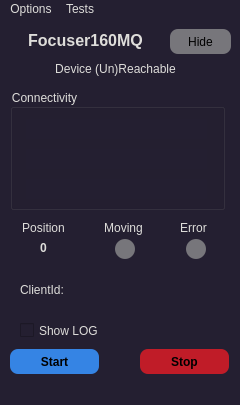
This is assets/main.ui in ramonefoster/HostFocuser160 as Qt 5 draws it before an edit. The edited form follows.
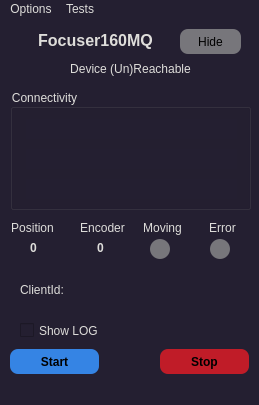
This is the edited form.

Commit message: added label for encoder

What changed in the file:
```diff
--- a/assets/main.ui
+++ b/assets/main.ui
@@ -6,7 +6,7 @@
    <rect>
     <x>0</x>
     <y>0</y>
-    <width>240</width>
+    <width>259</width>
     <height>405</height>
    </rect>
   </property>
@@ -43,7 +43,7 @@
    <widget class="QPushButton" name="btnStop">
     <property name="geometry">
      <rect>
-      <x>140</x>
+      <x>160</x>
       <y>330</y>
       <width>89</width>
       <height>25</height>
@@ -68,7 +68,7 @@
      <rect>
       <x>20</x>
       <y>300</y>
-      <width>201</width>
+      <width>221</width>
       <height>23</height>
      </rect>
     </property>
@@ -82,7 +82,7 @@
    <widget class="QPushButton" name="btnHide">
     <property name="geometry">
      <rect>
-      <x>170</x>
+      <x>180</x>
       <y>10</y>
       <width>61</width>
       <height>25</height>
@@ -102,7 +102,7 @@
    <widget class="QLabel" name="label">
     <property name="geometry">
      <rect>
-      <x>10</x>
+      <x>20</x>
       <y>6</y>
       <width>151</width>
       <height>31</height>
@@ -130,7 +130,7 @@
      <rect>
       <x>10</x>
       <y>70</y>
-      <width>215</width>
+      <width>241</width>
       <height>121</height>
      </rect>
     </property>
@@ -145,7 +145,7 @@
       <rect>
        <x>16</x>
        <y>30</y>
-       <width>181</width>
+       <width>211</width>
        <height>20</height>
       </rect>
      </property>
@@ -167,7 +167,7 @@
       <rect>
        <x>16</x>
        <y>60</y>
-       <width>181</width>
+       <width>211</width>
        <height>20</height>
       </rect>
      </property>
@@ -189,7 +189,7 @@
       <rect>
        <x>16</x>
        <y>90</y>
-       <width>181</width>
+       <width>211</width>
        <height>20</height>
       </rect>
      </property>
@@ -210,9 +210,9 @@
    <widget class="QLabel" name="label_2">
     <property name="geometry">
      <rect>
-      <x>10</x>
+      <x>0</x>
       <y>200</y>
-      <width>67</width>
+      <width>65</width>
       <height>17</height>
      </rect>
     </property>
@@ -229,9 +229,9 @@
    <widget class="QLabel" name="label_3">
     <property name="geometry">
      <rect>
-      <x>90</x>
+      <x>130</x>
       <y>200</y>
-      <width>67</width>
+      <width>65</width>
       <height>17</height>
      </rect>
     </property>
@@ -248,9 +248,9 @@
    <widget class="QLabel" name="label_4">
     <property name="geometry">
      <rect>
-      <x>160</x>
+      <x>190</x>
       <y>200</y>
-      <width>67</width>
+      <width>65</width>
       <height>17</height>
      </rect>
     </property>
@@ -267,7 +267,7 @@
    <widget class="QLabel" name="lblPos">
     <property name="geometry">
      <rect>
-      <x>10</x>
+      <x>0</x>
       <y>220</y>
       <width>67</width>
       <height>17</height>
@@ -292,7 +292,7 @@
    <widget class="QLabel" name="lblMov">
     <property name="geometry">
      <rect>
-      <x>115</x>
+      <x>150</x>
       <y>220</y>
       <width>20</width>
       <height>20</height>
@@ -312,7 +312,7 @@
    <widget class="QLabel" name="lblErr">
     <property name="geometry">
      <rect>
-      <x>186</x>
+      <x>210</x>
       <y>220</y>
       <width>20</width>
       <height>20</height>
@@ -332,9 +332,9 @@
    <widget class="QLabel" name="lblPing">
     <property name="geometry">
      <rect>
-      <x>20</x>
+      <x>30</x>
       <y>40</y>
-      <width>191</width>
+      <width>201</width>
       <height>20</height>
      </rect>
     </property>
@@ -372,7 +372,7 @@
      <rect>
       <x>100</x>
       <y>260</y>
-      <width>113</width>
+      <width>141</width>
       <height>25</height>
      </rect>
     </property>
@@ -398,14 +398,58 @@
      <bool>true</bool>
     </property>
    </widget>
+   <widget class="QLabel" name="lblEnc">
+    <property name="geometry">
+     <rect>
+      <x>70</x>
+      <y>220</y>
+      <width>61</width>
+      <height>17</height>
+     </rect>
+    </property>
+    <property name="font">
+     <font>
+      <weight>75</weight>
+      <bold>true</bold>
+     </font>
+    </property>
+    <property name="styleSheet">
+     <string notr="true">color: rgb(222, 221, 218);</string>
+    </property>
+    <property name="text">
+     <string>0</string>
+    </property>
+    <property name="alignment">
+     <set>Qt::AlignCenter</set>
+    </property>
+   </widget>
+   <widget class="QLabel" name="label_6">
+    <property name="geometry">
+     <rect>
+      <x>70</x>
+      <y>200</y>
+      <width>65</width>
+      <height>17</height>
+     </rect>
+    </property>
+    <property name="styleSheet">
+     <string notr="true">color: rgb(222, 221, 218);</string>
+    </property>
+    <property name="text">
+     <string>Encoder</string>
+    </property>
+    <property name="alignment">
+     <set>Qt::AlignCenter</set>
+    </property>
+   </widget>
   </widget>
   <widget class="QMenuBar" name="menubar">
    <property name="geometry">
     <rect>
      <x>0</x>
      <y>0</y>
-     <width>240</width>
-     <height>22</height>
+     <width>259</width>
+     <height>21</height>
     </rect>
    </property>
    <property name="styleSheet">
```
The commit also changes 2 other files.
